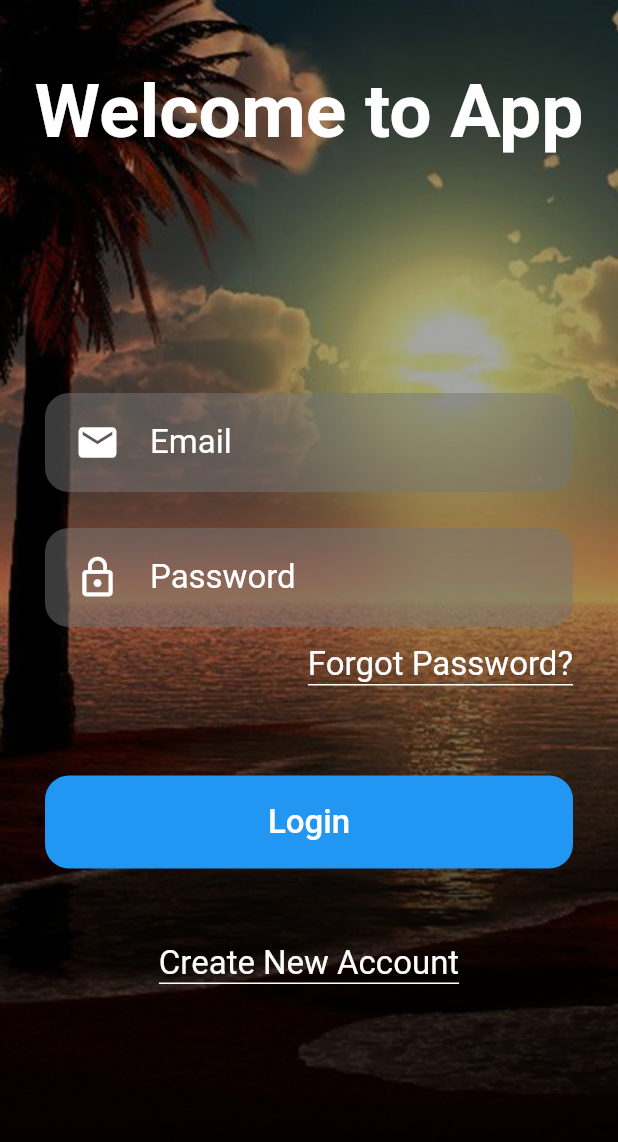
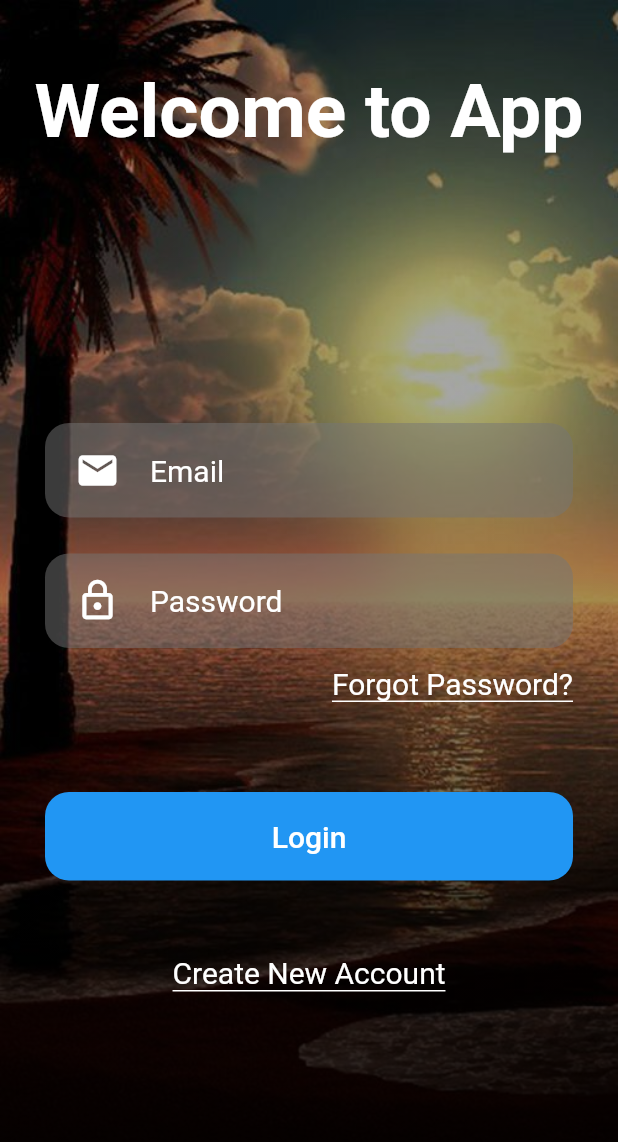
Before and after one commit to AdhaminRubenPomaYapur/Parcial-Tito, a Flutter app: the screen it shows after launch, on a phone screen of 412 x 824 dp. Shown: the top 1142 px of the screen. Run offline on Flutter 3.47's test engine with Material 2 defaults, Android fonts, the phone set to English and light mode, and no system bars.

Commit message:
Ajustando detalles

```diff
--- a/lib/screens/login_screen.dart
+++ b/lib/screens/login_screen.dart
@@ -15,13 +15,15 @@ class LoginScreen extends StatelessWidget {
         const BackgroundImage(),
         Scaffold(
           backgroundColor: Colors.transparent,
-          body: SafeArea(
-            child: Column(
-              children: const [
-                TitleLogin(),
-                SizedBox( height: 100,),
-                _InputLoginWidget()
-              ],
+          body: SingleChildScrollView(
+            child: SafeArea(
+              child: Column(
+                children: const [
+                  TitleLogin(),
+                  SizedBox( height: 120,),
+                  _InputLoginWidget()
+                ],
+              ),
             ),
           ),
         )
@@ -87,7 +89,8 @@ class _InputLoginWidget extends StatelessWidget {
                   )
                 ),
                 child: const Text('Create New Account', style: kBodyText,),
-              )
+              ),
+              const SizedBox( height: 50,)
             ],
           )
         ],
--- a/lib/style/text_form_field_decoration.dart
+++ b/lib/style/text_form_field_decoration.dart
@@ -7,6 +7,6 @@ const TextStyle kHeading = TextStyle(
 );
 
 const TextStyle kBodyText = TextStyle(
-  fontSize: 22,
+  fontSize: 20,
   color: Colors.white
 );
```
